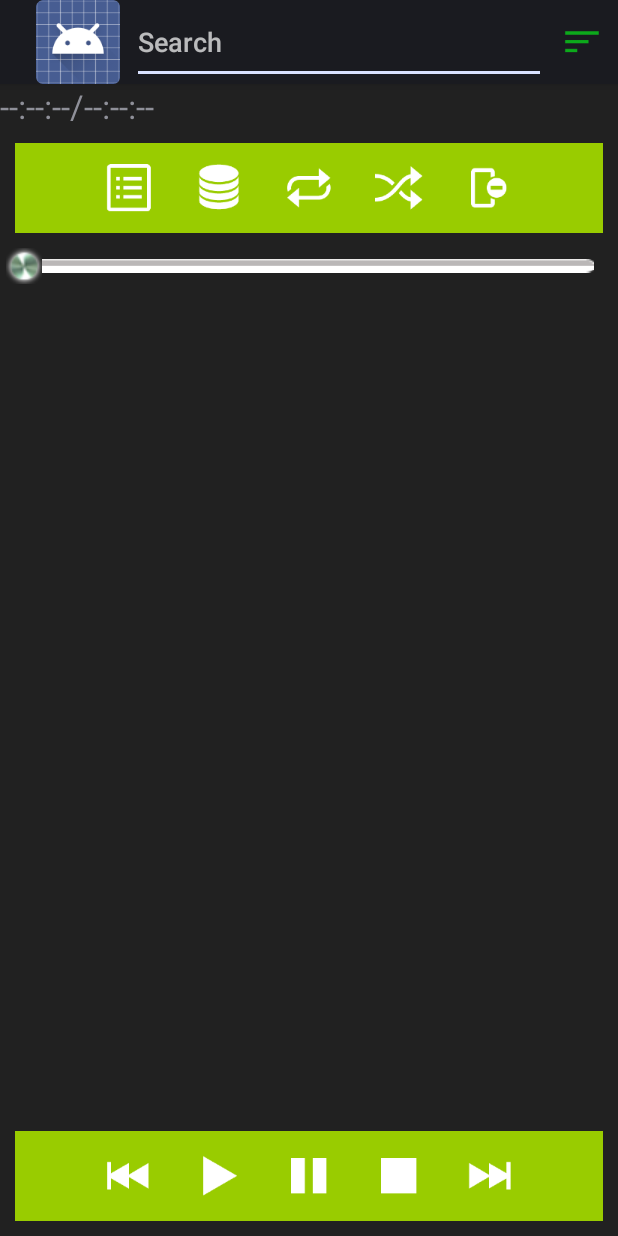
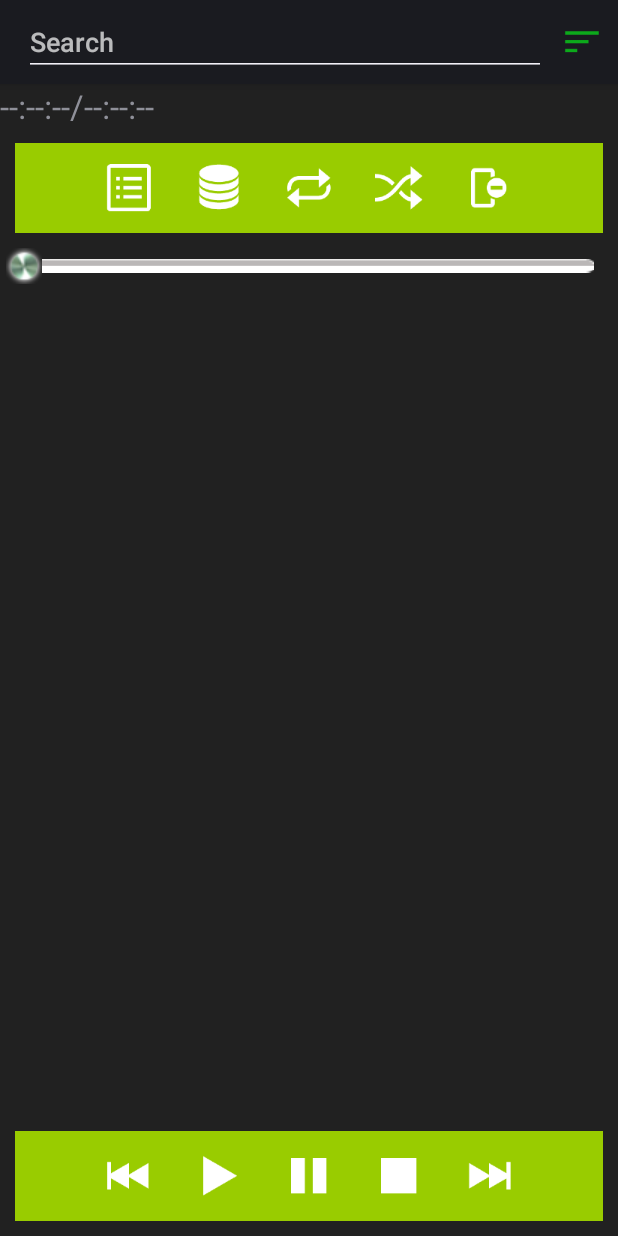
Before and after one commit to maxtat3/audioplayer-android, an Android app: the screen it shows after launch (MainActivity), on a phone screen of 412 x 824 dp. Run offline under Robolectric (Android 15) with nearby library versions, the phone set to English and light mode, and no system bars.

Commit message:
Disabled auto focus when startup app in search EditText placed in ActionBar. Improvement handling playlist in rotate display - saving all tracks and user  position located.

```diff
--- a/app/src/main/java/edu/sintez/audioplayer/app/activity/MainActivity.java
+++ b/app/src/main/java/edu/sintez/audioplayer/app/activity/MainActivity.java
@@ -407,15 +407,8 @@ public class MainActivity extends Activity implements
 			actionBar.setCustomView(R.layout.pattern_actionbar_search);
 			etSearch = (EditText) actionBar.getCustomView().findViewById(R.id.et_ab);
 
-			etSearch.setOnEditorActionListener(new TextView.OnEditorActionListener() {
-				@Override
-				public boolean onEditorAction(TextView tv, int actionId, KeyEvent event) {
-					Toast.makeText(MainActivity.this, "Searching", Toast.LENGTH_LONG).show();
-					return false;
-				}
-			});
 			etSearch.addTextChangedListener(new SearchListener());
-			actionBar.setDisplayOptions(ActionBar.DISPLAY_SHOW_CUSTOM | ActionBar.DISPLAY_SHOW_HOME);
+			actionBar.setDisplayOptions(ActionBar.DISPLAY_SHOW_CUSTOM);
 		}
 	}
 
@@ -558,7 +551,7 @@ public class MainActivity extends Activity implements
 
 		@Override
 		public void onTextChanged(CharSequence s, int start, int before, int count) {
-			adapter.getFilter().filter(s);
+			if (!s.toString().equals("")) adapter.getFilter().filter(s);
 		}
 
 		@Override
--- a/app/src/main/res/layout/pattern_actionbar_search.xml
+++ b/app/src/main/res/layout/pattern_actionbar_search.xml
@@ -1,4 +1,10 @@
 <?xml version="1.0" encoding="utf-8"?>
+<LinearLayout xmlns:android="http://schemas.android.com/apk/res/android"
+			  android:layout_width="match_parent"
+			  android:layout_height="wrap_content"
+			  android:orientation="vertical"
+			  android:focusableInTouchMode="true"
+	>
 <EditText
 	xmlns:android="http://schemas.android.com/apk/res/android"
 	android:id="@+id/et_ab"
@@ -7,3 +13,4 @@
 	android:inputType="textFilter"
 	android:hint="@string/search_hint"
 />
+</LinearLayout>
```
